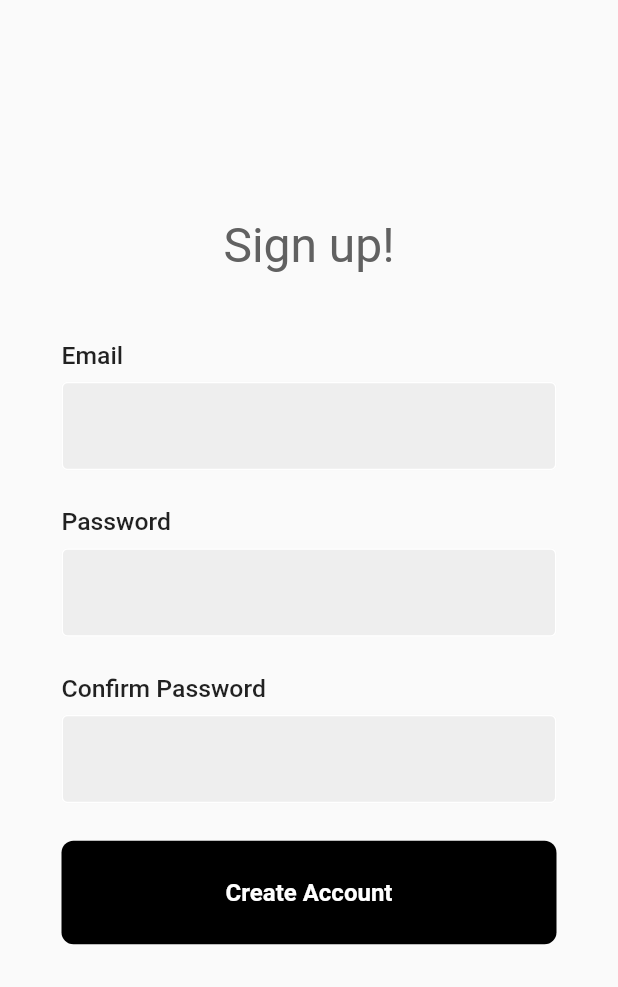
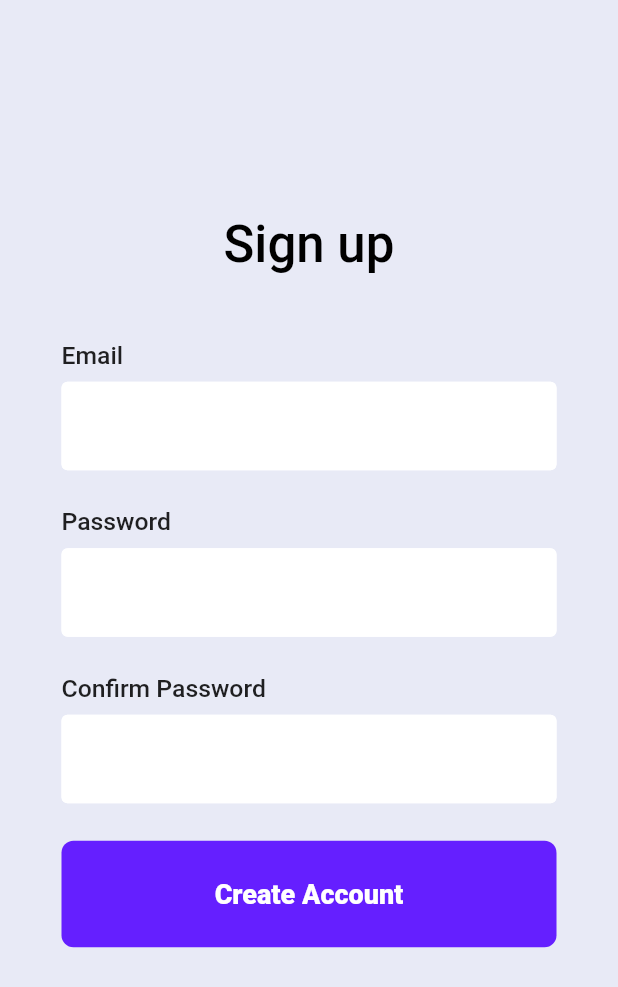
Before and after one commit to akukerang/real-worth, a Flutter app: the screen it shows after launch, after a tap on "Create an account", on a phone screen of 412 x 824 dp. Shown: the top 987 px of the screen. Run offline on Flutter 3.47's test engine with Material 2 defaults, Android fonts, the phone set to English and light mode, and no system bars; our stand-ins replace cloud_firestore, firebase_auth, firebase_core, syncfusion_flutter_charts; accounts and stored records are empty; Roboto replaces fonts that are missing (Impact).

Commit message:
restyled forms

```diff
--- a/lib/components/my_button.dart
+++ b/lib/components/my_button.dart
@@ -14,7 +14,7 @@ class MyButton extends StatelessWidget {
           padding: const EdgeInsets.all(25),
           margin: const EdgeInsets.symmetric(horizontal: 25),
           decoration: BoxDecoration(
-            color: Colors.black,
+            color: Colors.deepPurpleAccent[400],
             borderRadius: BorderRadius.circular(8),
           ),
           child: Center(
@@ -23,8 +23,9 @@ class MyButton extends StatelessWidget {
                 label,
                 style: const TextStyle(
                   color: Colors.white,
-                  fontWeight: FontWeight.bold,
-                  fontSize: 16,
+                  fontWeight: FontWeight.w900,
+                  fontSize: 18,
+                  fontFamily: 'Impact'
                 ),
               ),
             ),
--- a/lib/components/my_dropdown.dart
+++ b/lib/components/my_dropdown.dart
@@ -32,10 +32,10 @@ class _MyDropdownState extends State<MyDropdown> {
           enabledBorder: const OutlineInputBorder(
             borderSide: BorderSide(color: Colors.white),
           ),
-          focusedBorder: OutlineInputBorder(
+          focusedBorder:  OutlineInputBorder(
             borderSide: BorderSide(color: Colors.grey.shade400),
           ),
-          fillColor: Colors.grey.shade200,
+          fillColor: Colors.white,
           filled: true,
           hintStyle: TextStyle(color: Colors.grey[500]),
         ),
--- a/lib/components/my_textfield.dart
+++ b/lib/components/my_textfield.dart
@@ -45,7 +45,7 @@ class MyTextField extends StatelessWidget {
           focusedBorder: OutlineInputBorder(
             borderSide: BorderSide(color: Colors.grey.shade400),
           ),
-          fillColor: Colors.grey.shade200,
+          fillColor: Colors.white,
           filled: true,
           labelText: labelText,
           hintText: hintText,
--- a/lib/login_forms/login_page1.dart
+++ b/lib/login_forms/login_page1.dart
@@ -49,27 +49,34 @@ class _LoginPageState extends State<LoginPage> {
   @override
   Widget build(BuildContext context) {
     return Scaffold(
-      backgroundColor: Colors.grey[300],
+      backgroundColor: Colors.indigo[50],
       body: SafeArea(
         child: Center(
           child: SingleChildScrollView(
             child: Form(
               key: _formKey,
               child: Column(
-                //shrinkWrap: true,
                 mainAxisAlignment: MainAxisAlignment.center,
                 children: [
                   const SizedBox(height: 60),
 
-                  Text(
+                // Image.asset(
+                //   'lib/images/Real-Worth-Logo.png',
+                //   height: 175,
+                //   ),
+
+
+                  const Text(
                     'Welcome!',
                     style: TextStyle(
-                      color: Colors.grey[700],
+                      color: Colors.black87,
                       fontSize: 32,
+                      fontWeight: FontWeight.bold,
+                      fontFamily: 'Rubik Iso'
                     ),
                   ),
 
-                  const SizedBox(height: 25),
+                  const SizedBox(height: 40),
 
                   //username textfield
                   MyTextField(
@@ -89,7 +96,7 @@ class _LoginPageState extends State<LoginPage> {
                         loginFail ? 'Wrong email or Wrong password' : null,
                   ),
 
-                  const SizedBox(height: 10),
+                  const SizedBox(height: 15),
 
                   //password TextField
                   MyTextField(
@@ -130,7 +137,7 @@ class _LoginPageState extends State<LoginPage> {
                   //sign in button
                   MyButton(onTap: signUserIn, label: "Sign In"),
 
-                  const SizedBox(height: 40),
+                  const SizedBox(height: 45),
 
                   //or continue with
                   Padding(
@@ -186,7 +193,7 @@ class _LoginPageState extends State<LoginPage> {
                         child: const Text(
                           'Create an account',
                           style: TextStyle(
-                            color: Colors.blue,
+                            color: Colors.deepPurpleAccent,
                             fontWeight: FontWeight.bold,
                             fontSize: 16,
                           ),
--- a/lib/profile/changeEmail.dart
+++ b/lib/profile/changeEmail.dart
@@ -75,7 +75,9 @@ class _changeEmailState extends State<changeEmail> {
                   },
                 ),
                 const Label(label: "New Email"),
+
                 const SizedBox(height: 8.0),
+
                 MyTextField(
                   controller: _newEmailController,
                   hintText: "Enter a new email",
@@ -94,7 +96,9 @@ class _changeEmailState extends State<changeEmail> {
                     return null;
                   },
                 ),
+
                 const Label(label: "Confirm Email"),
+
                 MyTextField(
                   controller: _newEmail2Controller,
                   hintText: "Enter the email again",
@@ -113,7 +117,9 @@ class _changeEmailState extends State<changeEmail> {
                     }
                   },
                 ),
+
                 const SizedBox(height: 32.0),
+
                 MyButton(
                   label: "Save Changes",
                   onTap: () async {
--- a/lib/registration/create_account.dart
+++ b/lib/registration/create_account.dart
@@ -39,6 +39,7 @@ class _CreateAccountState extends State<CreateAccount> {
   @override
   Widget build(BuildContext context) {
     return Scaffold(
+      backgroundColor: Colors.indigo[50],
         body: SafeArea(
             child: Center(
                 child: SingleChildScrollView(
@@ -50,11 +51,12 @@ class _CreateAccountState extends State<CreateAccount> {
             //const SizedBox(height: 60),
 
             //title
-            Text(
-              'Sign up!',
+            const Text(
+              'Sign up',
               style: TextStyle(
-                color: Colors.grey[700],
-                fontSize: 32,
+                color: Colors.black,
+                fontSize: 34,
+                fontWeight: FontWeight.w500
               ),
             ),
 
```
Also changed, not shown: lib/registration/companyList.dart (+7 -1 lines), lib/registration/information_page.dart (+12 -13 lines), lib/registration/jobForm.dart (+6 -16 lines), lib/registration/registerCompany.dart (+6 -3 lines), lib/global/globalStyle.dart (line endings or trailing spaces).
